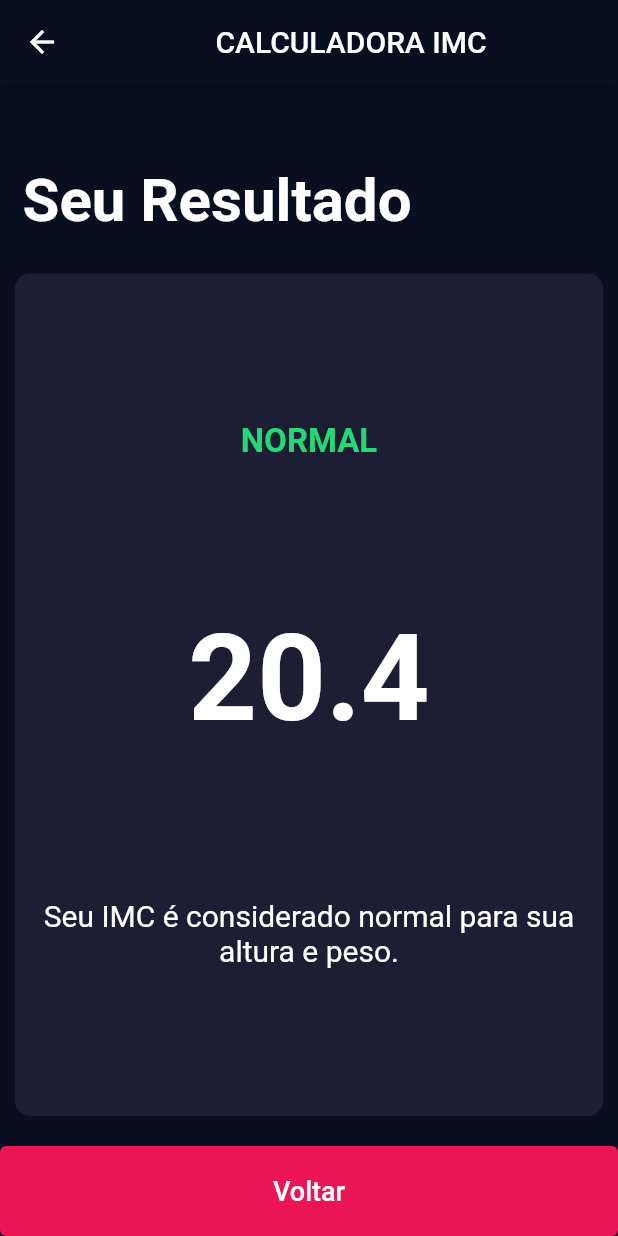
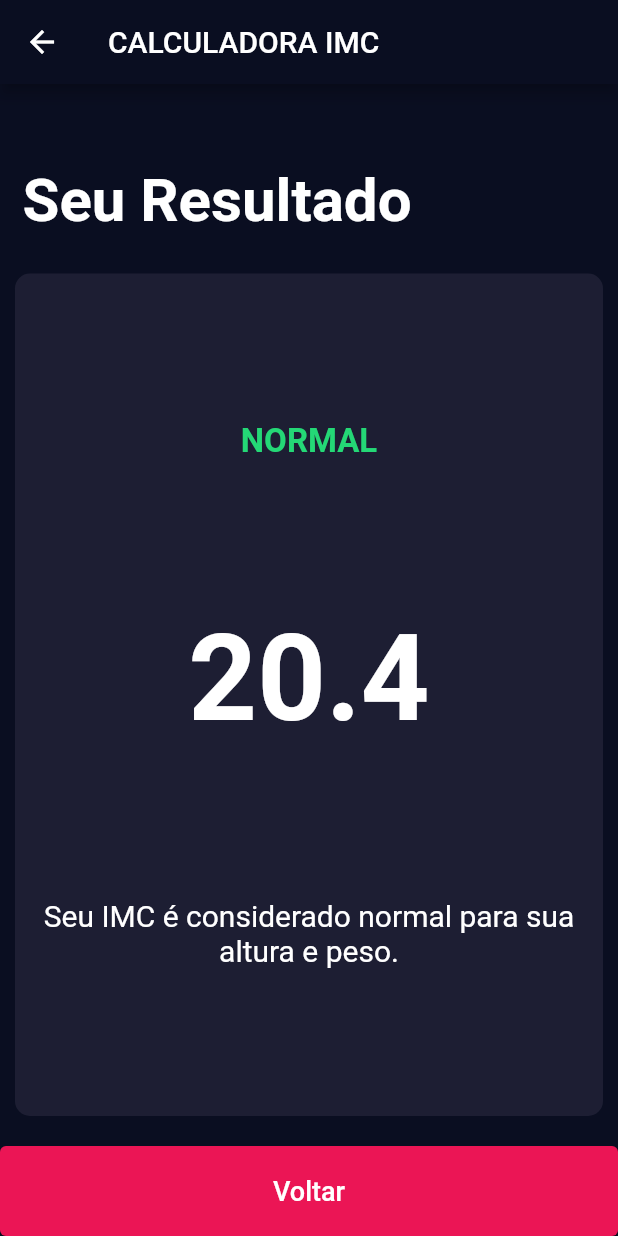
Before and after one commit to lopes-adriano/bmi_calculator, a Flutter app: the screen it shows after launch, after a tap on "Calcular IMC", on a phone screen of 412 x 824 dp. Run offline on Flutter 3.47's test engine with Material 2 defaults, Android fonts, the phone set to English and light mode, and no system bars; our stand-ins replace font_awesome_flutter.

Commit message:
Mudança no alinhamento da AppBar

```diff
--- a/lib/pages/results_page.dart
+++ b/lib/pages/results_page.dart
@@ -18,7 +18,7 @@ class ResultsPage extends StatelessWidget {
   Widget build(BuildContext context) {
     return Scaffold(
       appBar: AppBar(
-        title: Center(child: const Text('CALCULADORA IMC')),
+        title: const Text('CALCULADORA IMC'),
       ),
       body: Column(
         crossAxisAlignment: CrossAxisAlignment.stretch,
```
